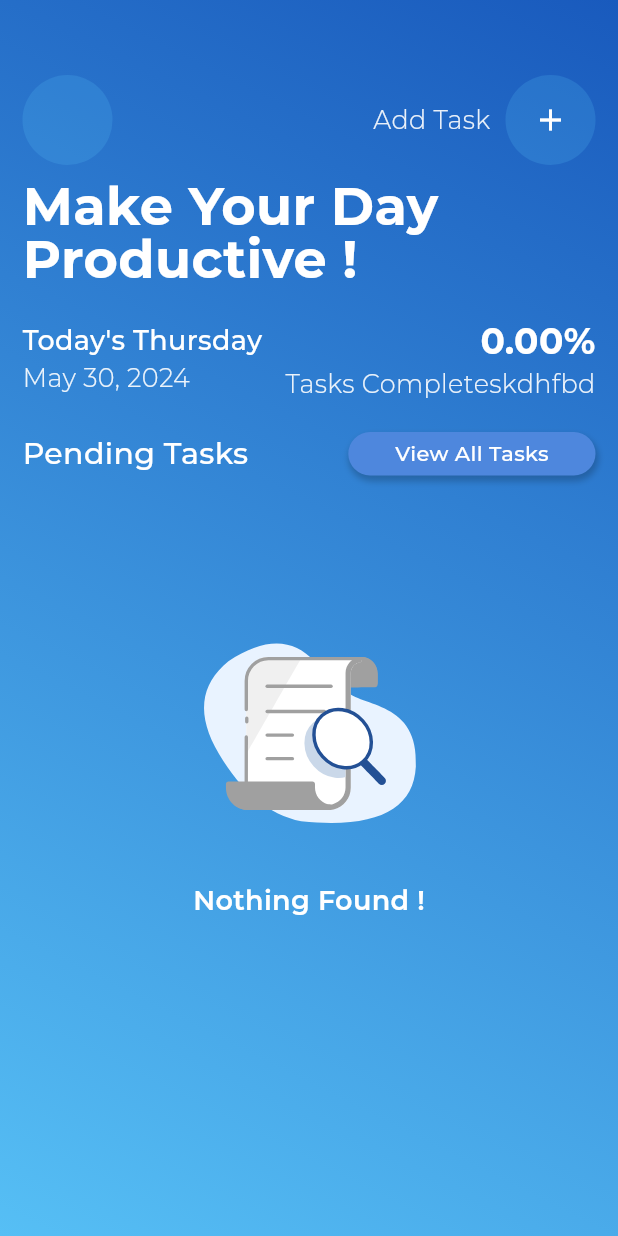
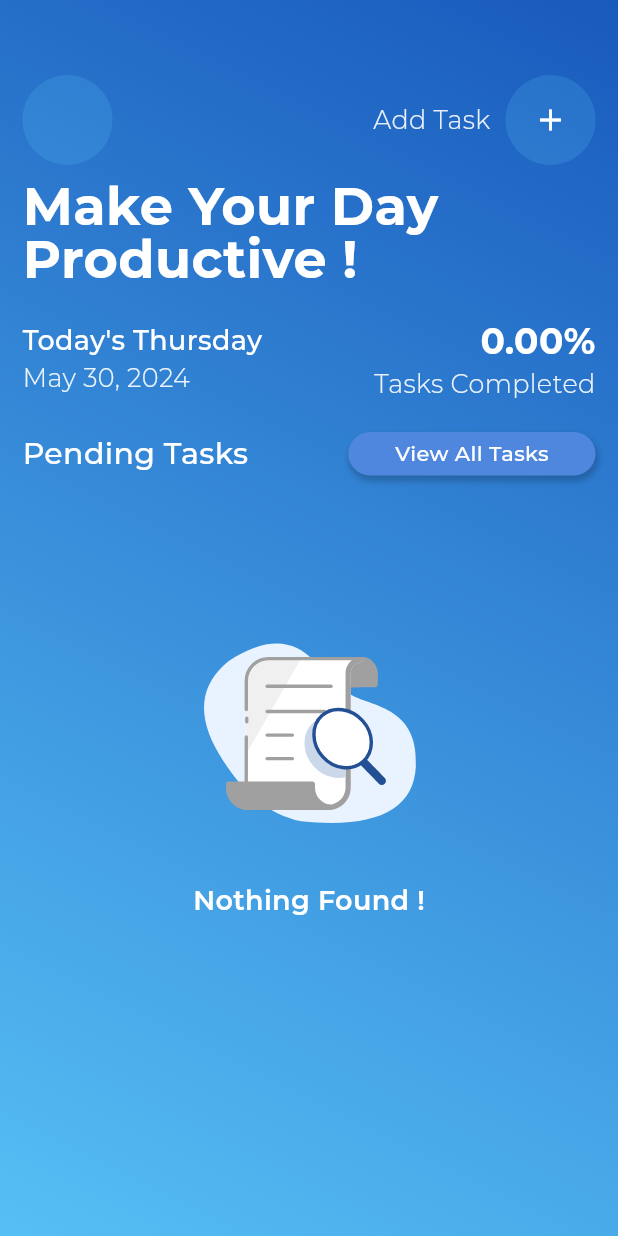
Before and after one commit to mianhusnain1/To_Do, a Flutter app: the screen it shows after launch, on a phone screen of 412 x 824 dp. Run offline on Flutter 3.47's test engine with Material 3 defaults, Android fonts, the phone set to English and light mode, and no system bars; drawn by our look-alikes of lottie; our stand-ins replace flutter_slidable, flutter_spinkit, hive, hive_flutter; accounts and stored records are empty; project files that could hold a hidden picture were left out.

Commit message:
Task Screen Adopter

```diff
--- a/lib/screens/home.dart
+++ b/lib/screens/home.dart
@@ -191,7 +191,7 @@ class _HomeScreenState extends State<HomeScreen> {
                 children: [
                   _buildPercentageWidget(),
                   Text(
-                    "Tasks Completeskdhfbd",
+                    "Tasks Completed",
                     style: TextStyle(
                         color: Colors.white.withOpacity(0.9),
                         fontSize: 17,
```
